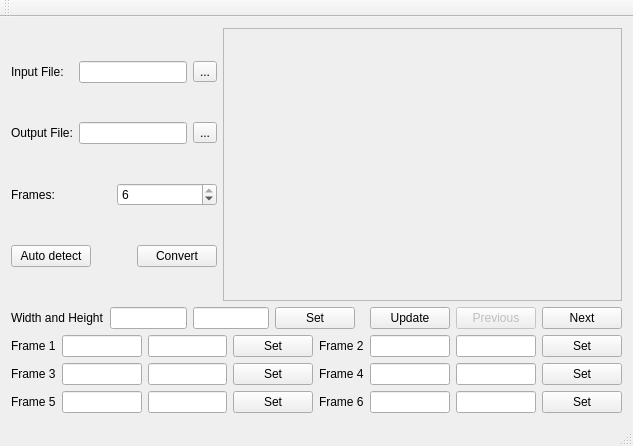
This is mainwindow.ui in cges30901/pdfhandoutcrop as Qt 5 draws it before an edit. The edited form follows.
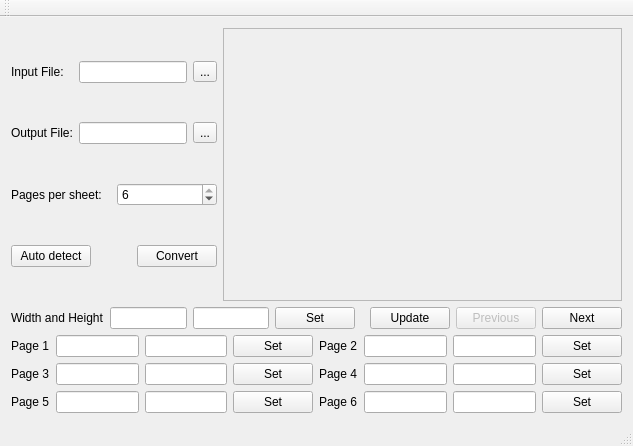
This is the edited form. Custom widgets are drawn as their Qt base class.

Commit message: rename frame with page

Patch:
```diff
--- a/mainwindow.ui
+++ b/mainwindow.ui
@@ -80,7 +80,7 @@
           <item>
            <widget class="QLabel" name="label">
             <property name="text">
-             <string>Frames:</string>
+             <string>Pages per sheet:</string>
             </property>
            </widget>
           </item>
@@ -259,7 +259,7 @@
       <item row="0" column="0">
        <widget class="QLabel" name="labelFrameOne">
         <property name="text">
-         <string>Frame 1</string>
+         <string>Page 1</string>
         </property>
        </widget>
       </item>
@@ -286,7 +286,7 @@
       <item row="2" column="4">
        <widget class="QLabel" name="labelFrameSix">
         <property name="text">
-         <string>Frame 6</string>
+         <string>Page 6</string>
         </property>
        </widget>
       </item>
@@ -299,7 +299,7 @@
       <item row="0" column="4">
        <widget class="QLabel" name="labelFrameTwo">
         <property name="text">
-         <string>Frame 2</string>
+         <string>Page 2</string>
         </property>
        </widget>
       </item>
@@ -319,7 +319,7 @@
       <item row="1" column="0">
        <widget class="QLabel" name="labelFrameThree">
         <property name="text">
-         <string>Frame 3</string>
+         <string>Page 3</string>
         </property>
        </widget>
       </item>
@@ -342,7 +342,7 @@
       <item row="2" column="0">
        <widget class="QLabel" name="labelFrameFive">
         <property name="text">
-         <string>Frame 5</string>
+         <string>Page 5</string>
         </property>
        </widget>
       </item>
@@ -359,7 +359,7 @@
       <item row="1" column="4">
        <widget class="QLabel" name="labelFrameFour">
         <property name="text">
-         <string>Frame 4</string>
+         <string>Page 4</string>
         </property>
        </widget>
       </item>
```
Left out of the diff: 50 changed lines with no effect on the pictures. The commit also changes 2 other files.
